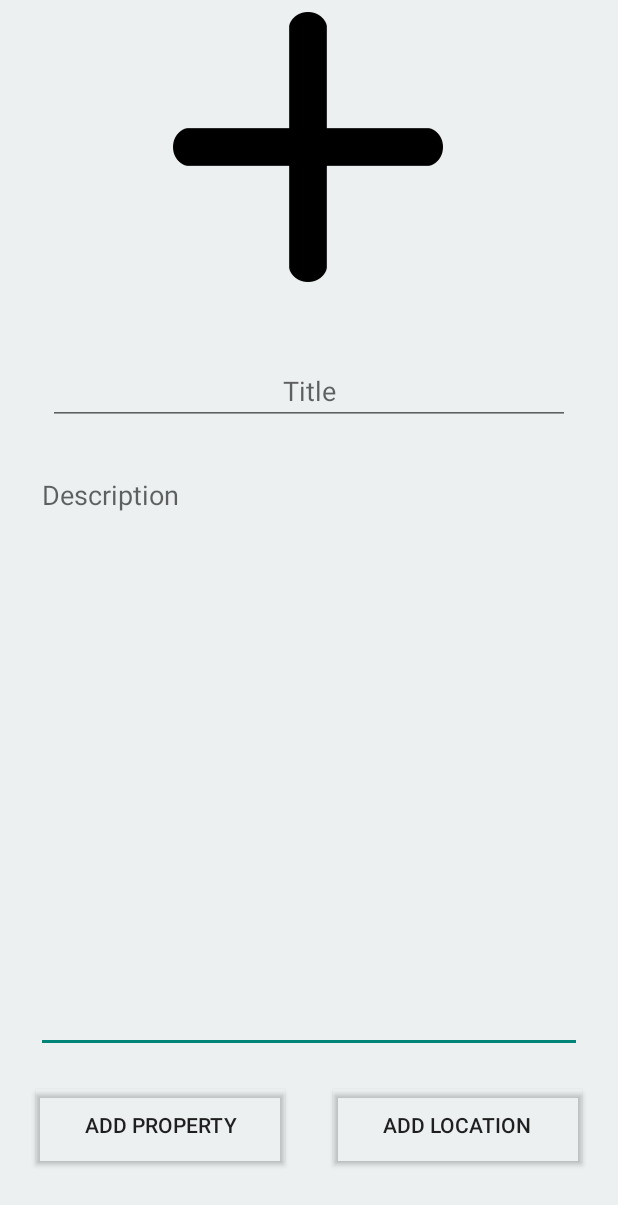
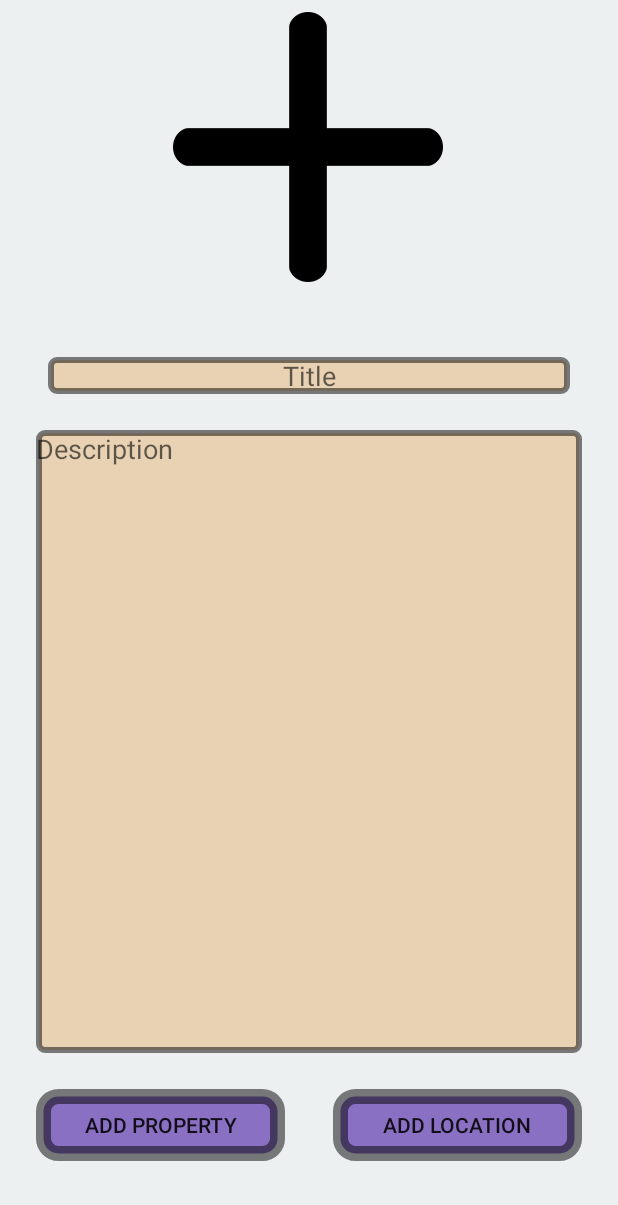
Before and after one commit to Parsa-Mah/RealStateApp, an Android app: the AddPropertyActivity screen opened directly, with no data from a screen before it, after a tap on "ADD LOCATION", on a phone screen of 412 x 824 dp. Shown: the top 1205 px of the screen. Run offline under Robolectric (Android 15) with nearby library versions, the phone set to English and light mode, and no system bars.

Commit message:
dar isValid return ha avaz shod

```diff
--- a/app/src/main/java/com/example/realstate/AddPropertyActivity.java
+++ b/app/src/main/java/com/example/realstate/AddPropertyActivity.java
@@ -86,8 +86,6 @@ public class AddPropertyActivity extends AppCompatActivity {
 
             String title = editTextTitle.getText().toString().trim();
             String description = editTextDescription.getText().toString().trim();
-            switch (mode) {
-                case 1:
                     if (isValid(title, description)) {
                         Intent intent = new Intent(AddPropertyActivity.this, MapsActivity.class);
                         House house = new House();
@@ -96,10 +94,7 @@ public class AddPropertyActivity extends AppCompatActivity {
                         intent.putExtra("location", house);
                         startActivity(intent);
                     }
-                    break;
-                case 2:
-                    break;
-            }
+
 
         });
     }
--- /dev/null
+++ b/app/src/main/res/drawable/box_background.xml
@@ -0,0 +1,6 @@
+<?xml version="1.0" encoding="utf-8"?>
+<shape xmlns:android="http://schemas.android.com/apk/res/android">
+    <solid android:color="#E9D1B3"></solid>
+    <stroke android:color="#80000000" android:width="4dp"></stroke>
+    <corners android:radius="4dp"></corners>
+</shape>
--- /dev/null
+++ b/app/src/main/res/drawable/button_backgrond.xml
@@ -0,0 +1,6 @@
+<?xml version="1.0" encoding="utf-8"?>
+<shape  xmlns:android="http://schemas.android.com/apk/res/android">
+<solid android:color="#8970C2"></solid>
+    <stroke android:color="#80000000" android:width="10dp"></stroke>
+    <corners android:radius="10dp"></corners>
+</shape>
--- a/app/src/main/res/layout/activity_add_property.xml
+++ b/app/src/main/res/layout/activity_add_property.xml
@@ -28,8 +28,7 @@
         android:layout_marginStart="16dp"
         android:layout_marginEnd="24dp"
         android:layout_marginBottom="50dp"
-        android:background="#E91E63"
-        android:backgroundTint="#006B1E1E"
+        android:background="@drawable/button_backgrond"
         android:text="Add Location"
         app:layout_constraintBottom_toBottomOf="parent"
         app:layout_constraintEnd_toEndOf="parent"
@@ -42,8 +41,7 @@
         android:layout_marginStart="24dp"
         android:layout_marginEnd="16dp"
         android:layout_marginBottom="50dp"
-        android:background="#E91E63"
-        android:backgroundTint="#006B1E1E"
+        android:background="@drawable/button_backgrond"
         android:text="Add Property"
         app:layout_constraintBottom_toBottomOf="parent"
         app:layout_constraintEnd_toStartOf="@+id/guideline"
@@ -57,6 +55,7 @@
         android:layout_marginTop="24dp"
         android:layout_marginEnd="24dp"
         android:layout_marginBottom="24dp"
+        android:background="@drawable/box_background"
         android:ems="10"
         android:gravity="start"
         android:hint="Description"
@@ -73,6 +72,7 @@
         android:layout_marginStart="32dp"
         android:layout_marginTop="50dp"
         android:layout_marginEnd="32dp"
+        android:background="@drawable/box_background"
         android:ems="10"
         android:gravity="center"
         android:hint="Title"
```
